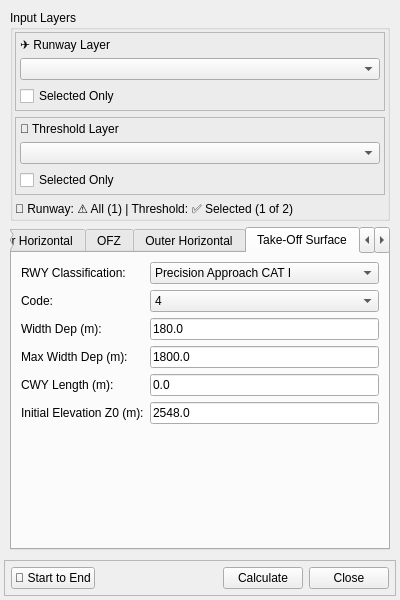
Old version of the form qols/qols_panel_base.ui in the repository FLYGHT7/qOLS.
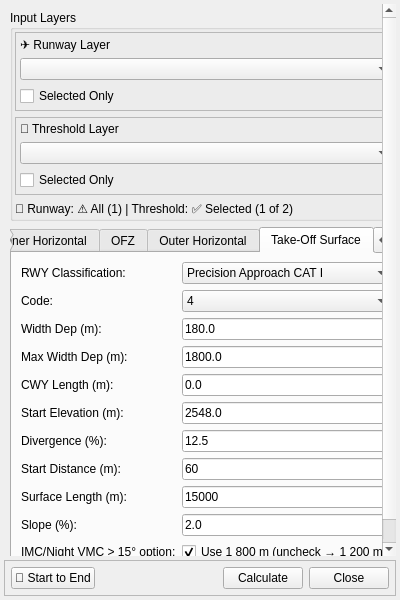
New version of the form. The open tabs and pages were chosen to show the change. Custom widgets are drawn as their Qt base class.

Commit message: Enhance Take-Off Surface functionality: implement table-based defaults for inner edge, start distance, divergence, final width, length, and slope; add IMC/VMC checkbox for final width selection; update UI to reflect new parameters and ensure proper backend handling for code changes.

```diff
--- a/qols/qols_panel_base.ui
+++ b/qols/qols_panel_base.ui
@@ -868,7 +868,7 @@
         <item row="5" column="0">
          <widget class="QLabel" name="label_Z0_takeoff">
           <property name="text">
-           <string>Initial Elevation Z0 (m):</string>
+          <string>Start Elevation (m):</string>
           </property>
          </widget>
         </item>
@@ -879,6 +879,79 @@
           </property>
          </widget>
         </item>
+    <item row="6" column="0">
+     <widget class="QLabel" name="label_divergence_takeoff">
+      <property name="text">
+       <string>Divergence (%):</string>
+      </property>
+     </widget>
+    </item>
+    <item row="6" column="1">
+     <widget class="QLineEdit" name="spin_divergence_takeoff">
+      <property name="text">
+       <string>12.5</string>
+      </property>
+     </widget>
+    </item>
+    <item row="7" column="0">
+     <widget class="QLabel" name="label_startDistance_takeoff">
+      <property name="text">
+       <string>Start Distance (m):</string>
+      </property>
+     </widget>
+    </item>
+    <item row="7" column="1">
+     <widget class="QLineEdit" name="spin_startDistance_takeoff">
+      <property name="text">
+       <string>60</string>
+      </property>
+     </widget>
+    </item>
+    <item row="8" column="0">
+     <widget class="QLabel" name="label_surfaceLength_takeoff">
+      <property name="text">
+       <string>Surface Length (m):</string>
+      </property>
+     </widget>
+    </item>
+    <item row="8" column="1">
+     <widget class="QLineEdit" name="spin_surfaceLength_takeoff">
+      <property name="text">
+       <string>15000</string>
+      </property>
+     </widget>
+    </item>
+    <item row="9" column="0">
+     <widget class="QLabel" name="label_slope_takeoff">
+      <property name="text">
+       <string>Slope (%):</string>
+      </property>
+     </widget>
+    </item>
+    <item row="9" column="1">
+     <widget class="QLineEdit" name="spin_slope_takeoff">
+      <property name="text">
+       <string>2.0</string>
+      </property>
+     </widget>
+    </item>
+    <item row="10" column="0">
+     <widget class="QLabel" name="label_imc_option_takeoff">
+      <property name="text">
+       <string>IMC/Night VMC > 15° option:</string>
+      </property>
+     </widget>
+    </item>
+    <item row="10" column="1">
+     <widget class="QCheckBox" name="check_imc_heading_takeoff">
+      <property name="text">
+       <string>Use 1 800 m (uncheck → 1 200 m)</string>
+      </property>
+      <property name="checked">
+       <bool>true</bool>
+      </property>
+     </widget>
+    </item>
        </layout>
       </widget>
       
```
Left out of the diff: 8 changed lines with no effect on the pictures. The commit also changes 6 other files.
